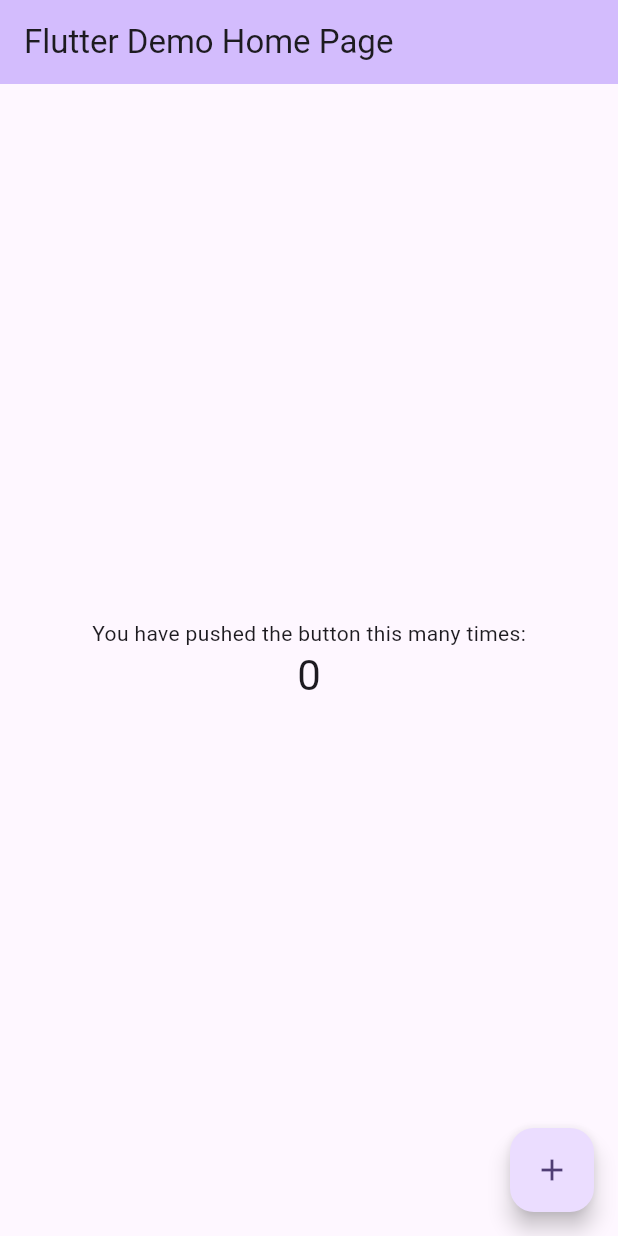
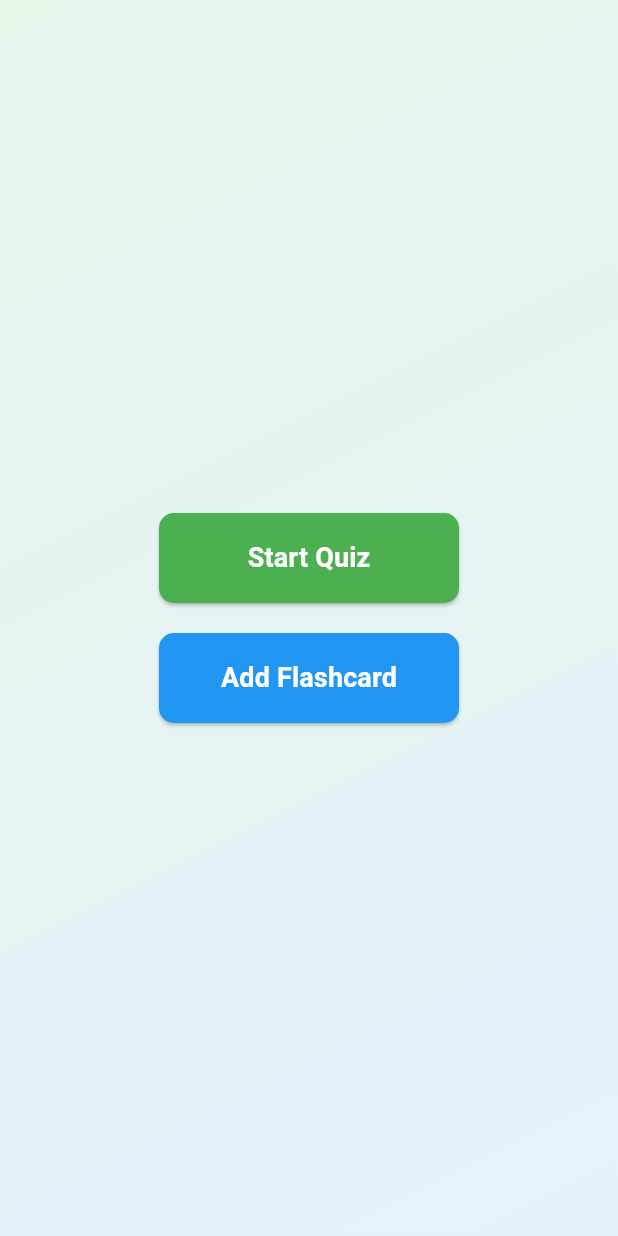
Before and after one commit to basmalamohamed2/flashcard_quiz_app, a Flutter app: the screen it shows after launch, on a phone screen of 412 x 824 dp. Run offline on Flutter 3.47's test engine with Material 3 defaults, Android fonts, the phone set to English and light mode, and no system bars; our stand-ins replace google_fonts.

Commit message:
splash screen and home screen

```diff
--- /dev/null
+++ b/lib/constants/app_colors.dart
@@ -0,0 +1,21 @@
+import 'package:flutter/material.dart';
+
+class AppColors {
+  static const primaryColor = Color(0xFF4CAF50);
+  static const secondaryColor = Color(0xFF2196F3);
+  static const backgroundGradientStart = Color(0xFFE8F5E9);
+  static const backgroundGradientEnd = Color(0xFFE3F2FD);
+  static const textColor = Color(0xFF2F4F4F);
+  static const accentColor = Color(0xFFFF5722);
+  static const backgroundColor = Color(0xFFFFFFFF);
+  static const disabledColor = Color(0xFFB0BEC5);
+
+  static const LinearGradient appBackgroundGradient = LinearGradient(
+    begin: Alignment.topLeft,
+    end: Alignment.bottomRight,
+    colors: [
+      backgroundGradientStart,
+      backgroundGradientEnd,
+    ],
+  );
+}
--- a/lib/main.dart
+++ b/lib/main.dart
@@ -1,4 +1,5 @@
 import 'package:flutter/material.dart';
+import 'package:flashcard_quiz_app/screens/splash_screen.dart';
 
 void main() {
   runApp(const MyApp());
@@ -7,116 +8,8 @@ void main() {
 class MyApp extends StatelessWidget {
   const MyApp({super.key});
 
-  // This widget is the root of your application.
   @override
   Widget build(BuildContext context) {
-    return MaterialApp(
-      title: 'Flutter Demo',
-      theme: ThemeData(
-        // This is the theme of your application.
-        //
-        // TRY THIS: Try running your application with "flutter run". You'll see
-        // the application has a purple toolbar. Then, without quitting the app,
-        // try changing the seedColor in the colorScheme below to Colors.green
-        // and then invoke "hot reload" (save your changes or press the "hot
-        // reload" button in a Flutter-supported IDE, or press "r" if you used
-        // the command line to start the app).
-        //
-        // Notice that the counter didn't reset back to zero; the application
-        // state is not lost during the reload. To reset the state, use hot
-        // restart instead.
-        //
-        // This works for code too, not just values: Most code changes can be
-        // tested with just a hot reload.
-        colorScheme: ColorScheme.fromSeed(seedColor: Colors.deepPurple),
-      ),
-      home: const MyHomePage(title: 'Flutter Demo Home Page'),
-    );
+    return MaterialApp(home: const SplashScreen());
   }
 }
-
-class MyHomePage extends StatefulWidget {
-  const MyHomePage({super.key, required this.title});
-
-  // This widget is the home page of your application. It is stateful, meaning
-  // that it has a State object (defined below) that contains fields that affect
-  // how it looks.
-
-  // This class is the configuration for the state. It holds the values (in this
-  // case the title) provided by the parent (in this case the App widget) and
-  // used by the build method of the State. Fields in a Widget subclass are
-  // always marked "final".
-
-  final String title;
-
-  @override
-  State<MyHomePage> createState() => _MyHomePageState();
-}
-
-class _MyHomePageState extends State<MyHomePage> {
-  int _counter = 0;
-
-  void _incrementCounter() {
-    setState(() {
-      // This call to setState tells the Flutter framework that something has
-      // changed in this State, which causes it to rerun the build method below
-      // so that the display can reflect the updated values. If we changed
-      // _counter without calling setState(), then the build method would not be
-      // called again, and so nothing would appear to happen.
-      _counter++;
-    });
-  }
-
-  @override
-  Widget build(BuildContext context) {
-    // This method is rerun every time setState is called, for instance as done
-    // by the _incrementCounter method above.
-    //
-    // The Flutter framework has been optimized to make rerunning build methods
-    // fast, so that you can just rebuild anything that needs updating rather
-    // than having to individually change instances of widgets.
-    return Scaffold(
-      appBar: AppBar(
-        // TRY THIS: Try changing the color here to a specific color (to
-        // Colors.amber, perhaps?) and trigger a hot reload to see the AppBar
-        // change color while the other colors stay the same.
-        backgroundColor: Theme.of(context).colorScheme.inversePrimary,
-        // Here we take the value from the MyHomePage object that was created by
-        // the App.build method, and use it to set our appbar title.
-        title: Text(widget.title),
-      ),
-      body: Center(
-        // Center is a layout widget. It takes a single child and positions it
-        // in the middle of the parent.
-        child: Column(
-          // Column is also a layout widget. It takes a list of children and
-          // arranges them vertically. By default, it sizes itself to fit its
-          // children horizontally, and tries to be as tall as its parent.
-          //
-          // Column has various properties to control how it sizes itself and
-          // how it positions its children. Here we use mainAxisAlignment to
-          // center the children vertically; the main axis here is the vertical
-          // axis because Columns are vertical (the cross axis would be
-          // horizontal).
-          //
-          // TRY THIS: Invoke "debug painting" (choose the "Toggle Debug Paint"
-          // action in the IDE, or press "p" in the console), to see the
-          // wireframe for each widget.
-          mainAxisAlignment: MainAxisAlignment.center,
-          children: <Widget>[
-            const Text('You have pushed the button this many times:'),
-            Text(
-              '$_counter',
-              style: Theme.of(context).textTheme.headlineMedium,
-            ),
-          ],
-        ),
-      ),
-      floatingActionButton: FloatingActionButton(
-        onPressed: _incrementCounter,
-        tooltip: 'Increment',
-        child: const Icon(Icons.add),
-      ), // This trailing comma makes auto-formatting nicer for build methods.
-    );
-  }
-}
--- /dev/null
+++ b/lib/screens/home_screen.dart
@@ -0,0 +1,83 @@
+import 'package:flashcard_quiz_app/constants/app_colors.dart';
+import 'package:flashcard_quiz_app/screens/flashcard_screen.dart';
+import 'package:flashcard_quiz_app/screens/add_flashcard_screen.dart';
+import 'package:flutter/material.dart';
+
+class HomeScreen extends StatelessWidget {
+  const HomeScreen({super.key});
+
+  @override
+  Widget build(BuildContext context) {
+    return Scaffold(
+      body: Container(
+        decoration: BoxDecoration(gradient: AppColors.appBackgroundGradient),
+        child: Center(
+          child: Column(
+            mainAxisAlignment: MainAxisAlignment.center,
+            children: [
+              ElevatedButton(
+                style: ElevatedButton.styleFrom(
+                  backgroundColor: AppColors.primaryColor,
+                  minimumSize: const Size(200, 60),
+                  padding: const EdgeInsets.symmetric(
+                    vertical: 15,
+                    horizontal: 30,
+                  ),
+                  shape: RoundedRectangleBorder(
+                    borderRadius: BorderRadius.circular(10),
+                  ),
+                ),
+                onPressed: () {
+                  Navigator.push(
+                    context,
+                    MaterialPageRoute(
+                      builder: (context) => const FlashcardScreen(),
+                    ),
+                  );
+                },
+                child: const Text(
+                  'Start Quiz',
+                  style: TextStyle(
+                    color: AppColors.backgroundColor,
+                    fontSize: 18,
+                    fontWeight: FontWeight.bold,
+                  ),
+                ),
+              ),
+              const SizedBox(height: 20),
+              ElevatedButton(
+                style: ElevatedButton.styleFrom(
+                  backgroundColor: AppColors.secondaryColor,
+                  minimumSize: const Size(200, 60),
+                  padding: const EdgeInsets.symmetric(
+                    vertical: 15,
+                    horizontal: 30,
+                  ),
+                  shape: RoundedRectangleBorder(
+                    borderRadius: BorderRadius.circular(10),
+                  ),
+                ),
+                onPressed: () {
+                  Navigator.push(
+                    context,
+                    MaterialPageRoute(
+                      builder: (context) => const AddFlashcardScreen(),
+                    ),
+                  );
+                },
+                child: const Text(
+                  'Add Flashcard',
+                  style: TextStyle(
+                    color: AppColors.backgroundColor,
+                    fontSize: 18,
+                    fontWeight: FontWeight.bold,
+                  ),
+                ),
+              ),
+            ],
+          ),
+        ),
+      ),
+    );
+  }
+}
--- a/pubspec.yaml
+++ b/pubspec.yaml
@@ -34,6 +34,7 @@ dependencies:
   # The following adds the Cupertino Icons font to your application.
   # Use with the CupertinoIcons class for iOS style icons.
   cupertino_icons: ^1.0.8
+  google_fonts: ^6.2.1
 
 dev_dependencies:
   flutter_test:
```
Also changed, not shown: lib/data/flashcards_data.dart (added, +29 -0 lines), lib/screens/add_flashcard_screen.dart (added, +68 -0 lines), lib/screens/flashcard_screen.dart (added, +141 -0 lines), lib/screens/splash_screen.dart (added, +64 -0 lines), pubspec.lock, 1 other file.
